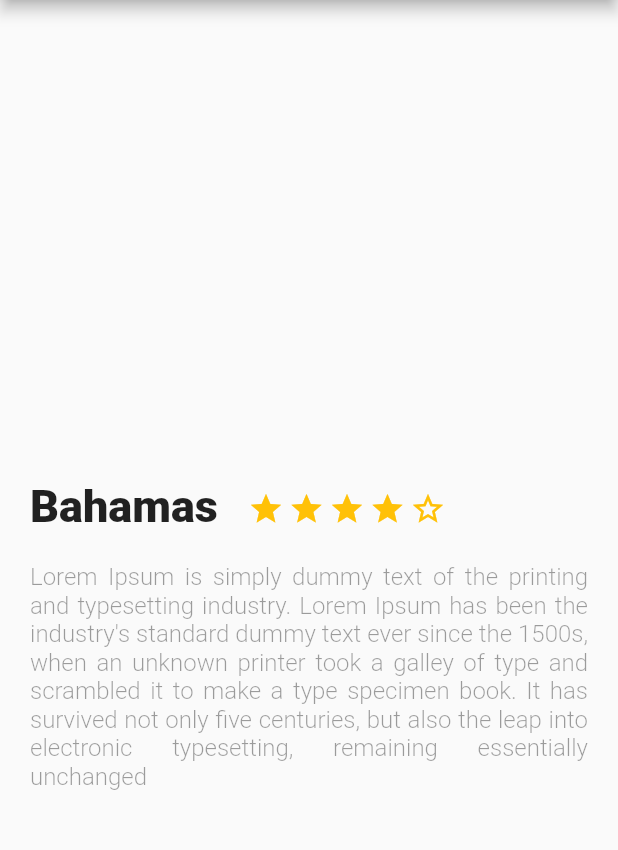
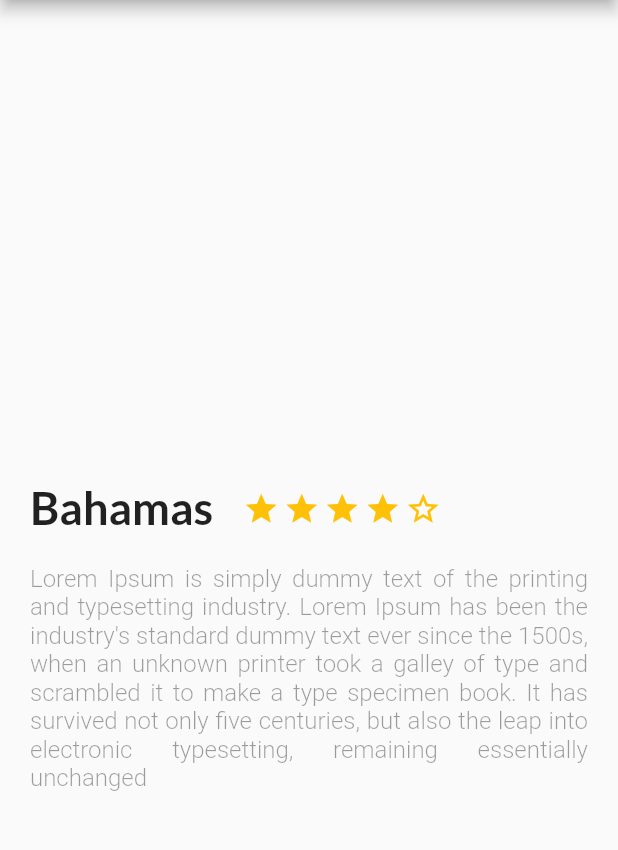
Before and after one commit to adoval4/testing_flutter, a Flutter app: the screen it shows after launch, on a phone screen of 412 x 824 dp, the part 84-934 px from its top. Run offline on Flutter 3.47's test engine with Material 2 defaults, Android fonts, the phone set to English and light mode, and no system bars.

Commit message:
Lato font added

```diff
--- a/lib/description_place.dart
+++ b/lib/description_place.dart
@@ -73,7 +73,8 @@ class DescriptionPlace extends StatelessWidget {
             place_name,
             style: TextStyle(
               fontSize: 30.0,
-              fontWeight: FontWeight.w900
+              fontFamily: "Lato",
+                fontWeight: FontWeight.bold
             ),
             textAlign: TextAlign.left,
           ),
--- a/pubspec.yaml
+++ b/pubspec.yaml
@@ -70,3 +70,9 @@ flutter:
   #
   # For details regarding fonts from package dependencies,
   # see https://flutter.dev/custom-fonts/#from-packages
+  fonts:
+    - family: Lato
+      fonts:
+        - asset: fonts/Lato-Bold.ttf
+        - asset: fonts/Lato-Regular.ttf
+        - asset: fonts/Lato-Light.ttf
```
Also changed, not shown: fonts/Lato-Bold.ttf (added), fonts/Lato-Light.ttf (added), fonts/Lato-Regular.ttf (added).
